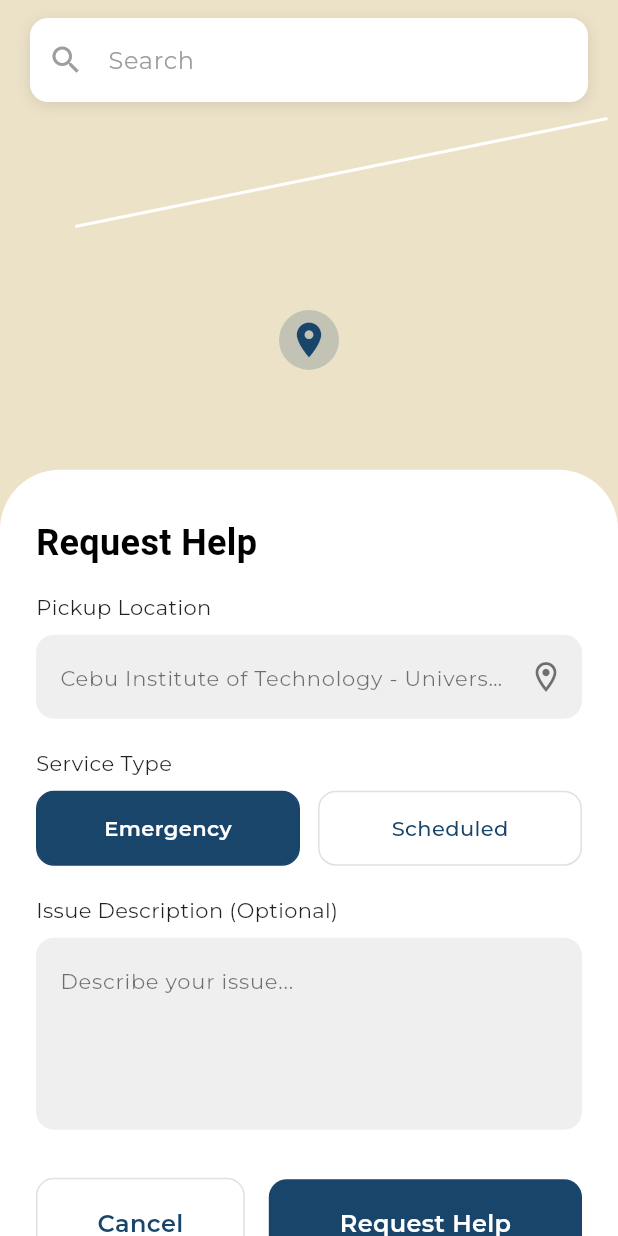
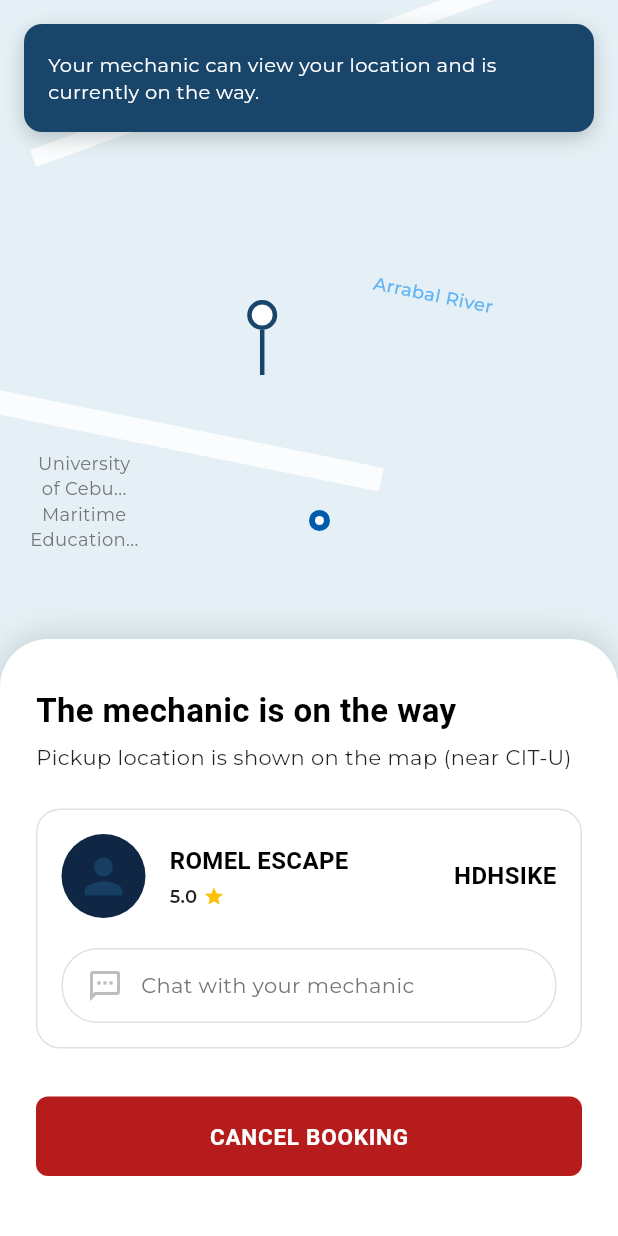
Before and after one commit to Aukaba/UnliRice_Softdev2, a Flutter app: the UserDashboardScreen screen opened directly, after a tap on "Request Help", on a phone screen of 412 x 824 dp. Run offline on Flutter 3.47's test engine with Material 3 defaults, Android fonts, the phone set to English and light mode, and no system bars; our stand-ins replace google_fonts, supabase_flutter; accounts and stored records are empty; network calls fail.

Commit message:
Dashboard REQUEST HELP  (user screens )
more UI/UX for the dashboard

```diff
--- /dev/null
+++ b/automate/lib/screen/user/user_dash_help.dart
@@ -0,0 +1,354 @@
+import 'package:flutter/material.dart';
+import 'package:google_fonts/google_fonts.dart';
+
+class UserDashHelpScreen extends StatelessWidget {
+  const UserDashHelpScreen({super.key});
+
+  @override
+  Widget build(BuildContext context) {
+    return Scaffold(
+      backgroundColor: Colors.white,
+      body: Stack(
+        children: [
+          // 1. Map Background Placeholder
+          // (In a real app, this would be a GoogleMap widget, here we simulate the UI)
+          Positioned(
+            top: 0,
+            left: 0,
+            right: 0,
+            height: MediaQuery.of(context).size.height * 0.65,
+            child: Container(
+              color: const Color(0xFFE4F0F5), // Light gray-blue simulating map tone
+              child: Stack(
+                children: [
+                  // Dummy map lines and details mimicking the reference image
+                  Positioned(
+                    top: 100,
+                    left: 20,
+                    right: -100,
+                    child: Container(
+                      height: 12,
+                      color: Colors.white.withOpacity(0.8),
+                      transform: Matrix4.rotationZ(-0.35),
+                    ),
+                  ),
+                  Positioned(
+                    top: 250,
+                    left: -50,
+                    right: 150,
+                    child: Container(
+                      height: 16,
+                      color: Colors.white.withOpacity(0.8),
+                      transform: Matrix4.rotationZ(0.2),
+                    ),
+                  ),
+                  Positioned(
+                    top: 180,
+                    right: 80,
+                    child: Transform(
+                      transform: Matrix4.rotationZ(0.2),
+                      child: Text(
+                        "Arrabal River",
+                        style: GoogleFonts.montserrat(
+                          color: Colors.blue.shade300,
+                          fontWeight: FontWeight.w500,
+                          fontSize: 12,
+                        ),
+                      ),
+                    ),
+                  ),
+                  Positioned(
+                    top: 300,
+                    left: 20,
+                    child: Text(
+                      "University\nof Cebu...\nMaritime\nEducation...",
+                      textAlign: TextAlign.center,
+                      style: GoogleFonts.montserrat(
+                        color: Colors.grey.shade600,
+                        fontSize: 12,
+                      ),
+                    ),
+                  ),
+                  // Dummy map pins (Start & End)
+                  Positioned(
+                    top: 200,
+                    left: MediaQuery.of(context).size.width * 0.4,
+                    child: Column(
+                      children: [
+                        Container(
+                          width: 20,
+                          height: 20,
+                          decoration: BoxDecoration(
+                            shape: BoxShape.circle,
+                            border: Border.all(color: const Color(0xFF19456B), width: 3),
+                            color: Colors.white,
+                          ),
+                        ),
+                        Container(
+                          width: 3,
+                          height: 30,
+                          color: const Color(0xFF19456B),
+                        ),
+                      ],
+                    ),
+                  ),
+                  Positioned(
+                    top: 340,
+                    left: MediaQuery.of(context).size.width * 0.5,
+                    child: Container(
+                      width: 14,
+                      height: 14,
+                      decoration: const BoxDecoration(
+                        shape: BoxShape.circle,
+                        color: Color(0xFF005BAC), // Solid blue dot
+                      ),
+                      child: Center(
+                        child: Container(
+                          width: 6,
+                          height: 6,
+                          decoration: const BoxDecoration(
+                            shape: BoxShape.circle,
+                            color: Colors.white,
+                          ),
+                        ),
+                      ),
+                    ),
+                  ),
+                ],
+              ),
+            ),
+          ),
+
+          // 2. Floating Info Card at the top
+          SafeArea(
+            child: Align(
+              alignment: Alignment.topCenter,
+              child: Padding(
+                padding: const EdgeInsets.symmetric(horizontal: 16.0, vertical: 16.0),
+                child: Container(
+                  width: double.infinity,
+                  padding: const EdgeInsets.symmetric(horizontal: 16.0, vertical: 18.0),
+                  decoration: BoxDecoration(
+                    color: const Color(0xFF19456B), // Deep Blue color matching main theme
+                    borderRadius: BorderRadius.circular(12),
+                    boxShadow: [
+                      BoxShadow(
+                        color: Colors.black.withOpacity(0.2),
+                        blurRadius: 10,
+                        offset: const Offset(0, 4),
+                      ),
+                    ],
+                  ),
+                  child: Text(
+                    "Your mechanic can view your location and is currently on the way.",
+                    style: GoogleFonts.montserrat(
+                      color: Colors.white,
+                      fontSize: 13,
+                      fontWeight: FontWeight.w400,
+                      height: 1.4,
+                    ),
+                  ),
+                ),
+              ),
+            ),
+          ),
+
+          // 3. Bottom White Card overlay
+          Align(
+            alignment: Alignment.bottomCenter,
+            child: SingleChildScrollView(
+              child: Container(
+                width: double.infinity,
+                decoration: const BoxDecoration(
+                  color: Colors.white,
+                  borderRadius: BorderRadius.only(
+                    topLeft: Radius.circular(32),
+                    topRight: Radius.circular(32),
+                  ),
+                  boxShadow: [
+                    BoxShadow(
+                      color: Colors.black12,
+                      blurRadius: 15,
+                      offset: Offset(0, -4),
+                    ),
+                  ],
+                ),
+                padding: const EdgeInsets.only(top: 32.0, left: 24.0, right: 24.0, bottom: 40.0),
+                child: Column(
+                  mainAxisSize: MainAxisSize.min,
+                  crossAxisAlignment: CrossAxisAlignment.start,
+                  children: [
+                    Text(
+                      "The mechanic is on the way",
+                      style: GoogleFonts.inriaSans(
+                        fontSize: 22,
+                        fontWeight: FontWeight.w700,
+                        color: Colors.black,
+                      ),
+                    ),
+                    const SizedBox(height: 6),
+                    Text(
+                      "Pickup location is shown on the map (near CIT-U)",
+                      style: GoogleFonts.montserrat(
+                        fontSize: 14,
+                        fontWeight: FontWeight.w400,
+                        color: Colors.black87,
+                      ),
+                    ),
+                    const SizedBox(height: 24),
+
+                    // Mechanic Profile Card
+                    Container(
+                      width: double.infinity,
+                      decoration: BoxDecoration(
+                        color: Colors.white,
+                        borderRadius: BorderRadius.circular(16),
+                        border: Border.all(color: Colors.grey.shade300),
+                      ),
+                      padding: const EdgeInsets.all(16.0),
+                      child: Column(
+                        children: [
+                          // Profile Row
+                          Row(
+                            children: [
+                              // Avatar
+                              Container(
+                                width: 56,
+                                height: 56,
+                                decoration: const BoxDecoration(
+                                  shape: BoxShape.circle,
+                                  color: Color(0xFF0F2644), // Very dark blue bg
+                                ),
+                                child: Center(
+                                  child: Icon(
+                                    Icons.person,
+                                    size: 38,
+                                    color: const Color(0xFF19456B).withOpacity(0.8), // Inner outline color
+                                  ),
+                                ),
+                              ),
+                              const SizedBox(width: 16),
+                              // Name & Rating
+                              Expanded(
+                                child: Column(
+                                  crossAxisAlignment: CrossAxisAlignment.start,
+                                  children: [
+                                    Text(
+                                      "ROMEL ESCAPE",
+                                      style: GoogleFonts.inriaSans(
+                                        fontSize: 16,
+                                        fontWeight: FontWeight.w700,
+                                        color: Colors.black,
+                                      ),
+                                    ),
+                                    const SizedBox(height: 4),
+                                    Row(
+                                      children: [
+                                        Text(
+                                          "5.0",
+                                          style: GoogleFonts.montserrat(
+                                            fontSize: 12,
+                                            fontWeight: FontWeight.w600,
+                                            color: Colors.black87,
+                                          ),
+                                        ),
+                                        const SizedBox(width: 4),
+                                        const Icon(
+                                          Icons.star,
+                                          color: Color(0xFFFFC107),
+                                          size: 14,
+                                        ),
+                                      ],
+                                    ),
+                                  ],
+                                ),
+                              ),
+                              // Plate or Mechanic Code
+                              Text(
+                                "HDHSIKE",
+                                style: GoogleFonts.inriaSans(
+                                  fontSize: 16,
+                                  fontWeight: FontWeight.w700,
+                                  color: Colors.black,
+                                ),
+                              ),
+                            ],
+                          ),
+                          const SizedBox(height: 20),
+                          // Chat Box Button Area
+                          Container(
+                            width: double.infinity,
+                            padding: const EdgeInsets.symmetric(horizontal: 16.0, vertical: 12.0),
+                            decoration: BoxDecoration(
+                              border: Border.all(color: Colors.grey.shade300),
+                              borderRadius: BorderRadius.circular(24),
+                            ),
+                            child: Row(
+                              children: [
+                                Icon(
+                                  Icons.sms_outlined, // Speech bubble with dots
+                                  color: Colors.grey.shade400,
+                                  size: 24,
+                                ),
+                                const SizedBox(width: 12),
+                                Text(
+                                  "Chat with your mechanic",
+                                  style: GoogleFonts.montserrat(
+                                    fontSize: 14,
+                                    fontWeight: FontWeight.w400,
+                                    color: Colors.grey.shade600,
+                                  ),
+                                ),
+                              ],
+                            ),
+                          ),
+                        ],
+                      ),
+                    ),
+
+                    const SizedBox(height: 32),
+
+                    // Cancel Booking Button
+                    SizedBox(
+                      width: double.infinity,
+                      child: ElevatedButton(
+                        onPressed: () {
+                          // Handle cancel booking
+                          Navigator.pop(context);
+                        },
+                        style: ElevatedButton.styleFrom(
+                          backgroundColor: const Color(0xFFB71C1C), // Deep Red
+                          foregroundColor: Colors.white,
+                          padding: const EdgeInsets.symmetric(vertical: 16),
+                          shape: RoundedRectangleBorder(
+                            borderRadius: BorderRadius.circular(8),
+                          ),
+                          elevation: 0,
+                        ),
+                        child: Text(
+                          "CANCEL BOOKING",
+                          style: GoogleFonts.inriaSans(
+                            fontSize: 15,
+                            fontWeight: FontWeight.w700,
+                            letterSpacing: 0.5,
+                          ),
+                        ),
+                      ),
+                    ),
+                  ],
+                ),
+              ),
+            ),
+          ),
+
+          // Back Button overlaid on Map just for ease of testing navigation structure
+          Positioned(
+            top: MediaQuery.of(context).padding.top + 16,
+            left: 16,
+            child: const SizedBox.shrink(), // Add custom back arrow here if needed
+          ),
+        ],
+      ),
+    );
+  }
+}
--- a/automate/lib/screen/user/user_dashboard.dart
+++ b/automate/lib/screen/user/user_dashboard.dart
@@ -1,6 +1,8 @@
 import 'package:flutter/material.dart';
 import 'package:google_fonts/google_fonts.dart';
 import '../../widgets/calendar_widget.dart';
+import 'user_dash_help.dart';
+
 class UserDashboardScreen extends StatefulWidget {
   const UserDashboardScreen({super.key});
 
@@ -29,7 +31,9 @@ class _UserDashboardScreenState extends State<UserDashboardScreen> {
                 children: [
                   Positioned.fill(
                     child: Container(
-                      color: const Color(0xFFD4AF37).withOpacity(0.15), // Deep gold overlay
+                      color: const Color(
+                        0xFFD4AF37,
+                      ).withOpacity(0.15), // Deep gold overlay
                     ),
                   ),
                   // Map lines placeholder
@@ -46,7 +50,10 @@ class _UserDashboardScreenState extends State<UserDashboardScreen> {
                   // Search Bar
                   SafeArea(
                     child: Padding(
-                      padding: const EdgeInsets.symmetric(horizontal: 20.0, vertical: 12.0),
+                      padding: const EdgeInsets.symmetric(
+                        horizontal: 20.0,
+                        vertical: 12.0,
+                      ),
                       child: Container(
                         decoration: BoxDecoration(
                           color: Colors.white,
@@ -66,9 +73,14 @@ class _UserDashboardScreenState extends State<UserDashboardScreen> {
                               color: Colors.grey.shade500,
                               fontWeight: FontWeight.w400,
                             ),
-                            prefixIcon: Icon(Icons.search, color: Colors.grey.shade500),
+                            prefixIcon: Icon(
+                              Icons.search,
+                              color: Colors.grey.shade500,
+                            ),
                             border: InputBorder.none,
-                            contentPadding: const EdgeInsets.symmetric(vertical: 16),
+                            contentPadding: const EdgeInsets.symmetric(
+                              vertical: 16,
+                            ),
                           ),
                         ),
                       ),
@@ -84,7 +96,11 @@ class _UserDashboardScreenState extends State<UserDashboardScreen> {
                         color: const Color(0xFF19456B).withOpacity(0.2),
                         shape: BoxShape.circle,
                       ),
-                      child: const Icon(Icons.location_on, size: 28, color: Color(0xFF19456B)),
+                      child: const Icon(
+                        Icons.location_on,
+                        size: 28,
+                        color: Color(0xFF19456B),
+                      ),
                     ),
                   ),
                 ],
@@ -95,7 +111,9 @@ class _UserDashboardScreenState extends State<UserDashboardScreen> {
           // Foreground - Main White Card
           Positioned.fill(
             child: SingleChildScrollView(
-              padding: EdgeInsets.only(top: MediaQuery.of(context).size.height * 0.38),
+              padding: EdgeInsets.only(
+                top: MediaQuery.of(context).size.height * 0.38,
+              ),
               child: Container(
                 decoration: const BoxDecoration(
                   color: Colors.white,
@@ -104,7 +122,10 @@ class _UserDashboardScreenState extends State<UserDashboardScreen> {
                     topRight: Radius.circular(40),
                   ),
                 ),
-                padding: const EdgeInsets.symmetric(horizontal: 24.0, vertical: 32.0),
+                padding: const EdgeInsets.symmetric(
+                  horizontal: 24.0,
+                  vertical: 32.0,
+                ),
                 child: Column(
                   crossAxisAlignment: CrossAxisAlignment.start,
                   children: [
@@ -139,9 +160,15 @@ class _UserDashboardScreenState extends State<UserDashboardScreen> {
                             fontWeight: FontWeight.w400,
                             color: Colors.black54,
                           ),
-                          suffixIcon: const Icon(Icons.location_on_outlined, color: Colors.black54),
+                          suffixIcon: const Icon(
+                            Icons.location_on_outlined,
+                            color: Colors.black54,
+                          ),
                           border: InputBorder.none,
-                          contentPadding: const EdgeInsets.symmetric(horizontal: 16, vertical: 16),
+                          contentPadding: const EdgeInsets.symmetric(
+                            horizontal: 16,
+                            vertical: 16,
+                          ),
                         ),
                       ),
                     ),
@@ -163,10 +190,14 @@ class _UserDashboardScreenState extends State<UserDashboardScreen> {
                             child: Container(
                               padding: const EdgeInsets.symmetric(vertical: 14),
                               decoration: BoxDecoration(
-                                color: isEmergency ? const Color(0xFF19456B) : Colors.white,
+                                color: isEmergency
+                                    ? const Color(0xFF19456B)
+                                    : Colors.white,
                                 borderRadius: BorderRadius.circular(12),
                                 border: Border.all(
-                                  color: isEmergency ? const Color(0xFF19456B) : Colors.grey.shade300,
+                                  color: isEmergency
+                                      ? const Color(0xFF19456B)
+                                      : Colors.grey.shade300,
                                 ),
                               ),
                               alignment: Alignment.center,
@@ -174,8 +205,12 @@ class _UserDashboardScreenState extends State<UserDashboardScreen> {
                                 "Emergency",
                                 style: GoogleFonts.montserrat(
                                   fontSize: 14,
-                                  fontWeight: isEmergency ? FontWeight.w600 : FontWeight.w500,
-                                  color: isEmergency ? Colors.white : const Color(0xFF19456B),
+                                  fontWeight: isEmergency
+                                      ? FontWeight.w600
+                                      : FontWeight.w500,
+                                  color: isEmergency
+                                      ? Colors.white
+                                      : const Color(0xFF19456B),
                                 ),
                               ),
                             ),
@@ -188,10 +223,14 @@ class _UserDashboardScreenState extends State<UserDashboardScreen> {
                             child: Container(
                               padding: const EdgeInsets.symmetric(vertical: 14),
                               decoration: BoxDecoration(
-                                color: !isEmergency ? const Color(0xFF19456B) : Colors.white,
+                                color: !isEmergency
+                                    ? const Color(0xFF19456B)
+                                    : Colors.white,
                                 borderRadius: BorderRadius.circular(12),
                                 border: Border.all(
-                                  color: !isEmergency ? const Color(0xFF19456B) : Colors.grey.shade300,
+                                  color: !isEmergency
+                                      ? const Color(0xFF19456B)
+                                      : Colors.grey.shade300,
                                 ),
                               ),
                               alignment: Alignment.center,
@@ -199,8 +238,12 @@ class _UserDashboardScreenState extends State<UserDashboardScreen> {
                                 "Scheduled",
                                 style: GoogleFonts.montserrat(
                                   fontSize: 14,
-                                  fontWeight: !isEmergency ? FontWeight.w600 : FontWeight.w500,
-                                  color: !isEmergency ? Colors.white : const Color(0xFF19456B),
+                                  fontWeight: !isEmergency
+                                      ? FontWeight.w600
+                                      : FontWeight.w500,
+                                  color: !isEmergency
+                                      ? Colors.white
+                                      : const Color(0xFF19456B),
                                 ),
                               ),
                             ),
@@ -283,7 +326,12 @@ class _UserDashboardScreenState extends State<UserDashboardScreen> {
                           flex: 6,
                           child: GestureDetector(
                             onTap: () {
-                              // Perform logic then maybe Navigator.pop
+                              Navigator.push(
+                                context,
+                                MaterialPageRoute(
+                                  builder: (context) => const UserDashHelpScreen(),
+                                ),
+                              );
                             },
                             child: Container(
                               padding: const EdgeInsets.symmetric(vertical: 18),
@@ -293,7 +341,9 @@ class _UserDashboardScreenState extends State<UserDashboardScreen> {
                               ),
                               alignment: Alignment.center,
                               child: Text(
-                                isEmergency ? "Request Help" : "Request Service",
+                                isEmergency
+                                    ? "Request Help"
+                                    : "Request Service",
                                 style: GoogleFonts.montserrat(
                                   fontSize: 16,
                                   fontWeight: FontWeight.w600,
@@ -305,7 +355,9 @@ class _UserDashboardScreenState extends State<UserDashboardScreen> {
                         ),
                       ],
                     ),
-                    const SizedBox(height: 20), // Padding below content before navigation bar
+                    const SizedBox(
+                      height: 20,
+                    ), // Padding below content before navigation bar
                   ],
                 ),
               ),
```
